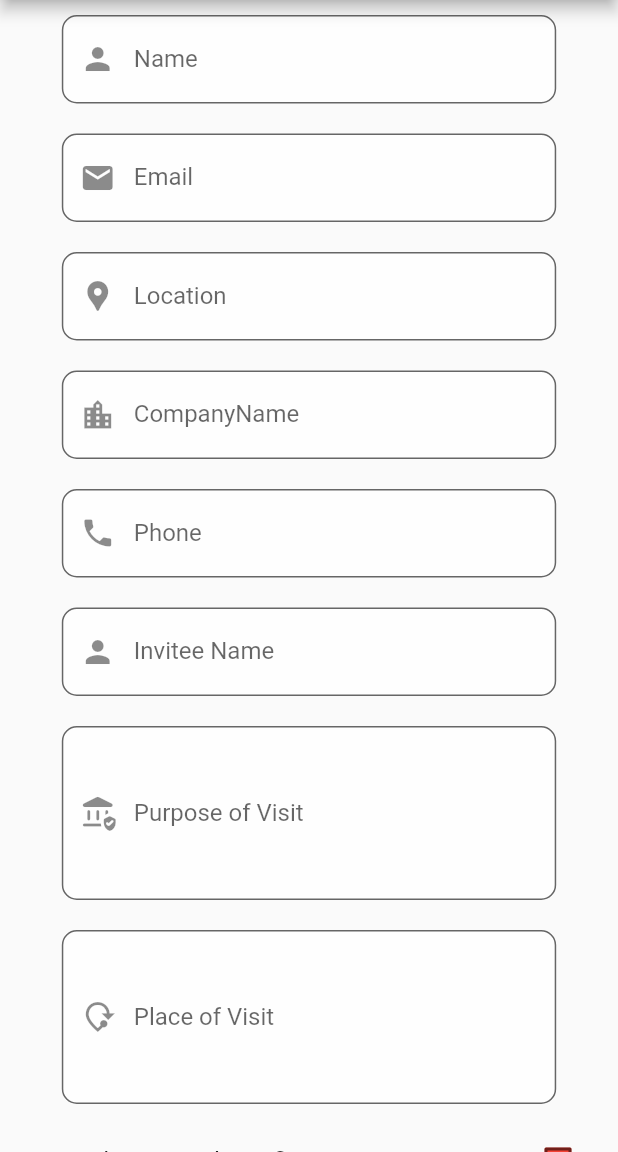
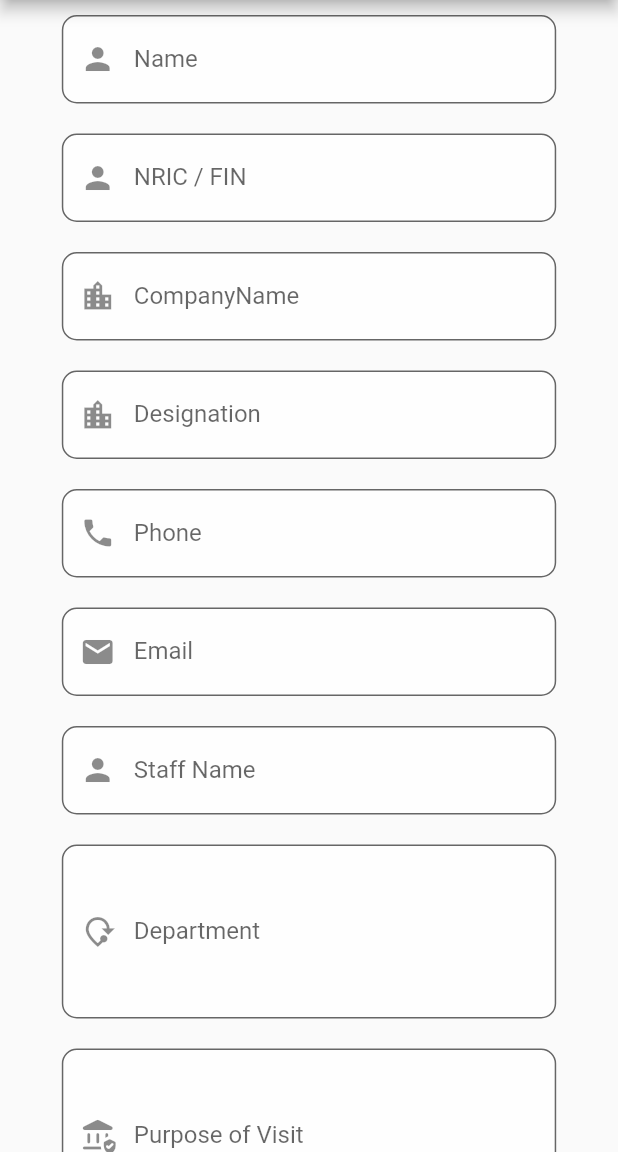
Before and after one commit to rajeshsankaravadivell/pocregistrationform, a Flutter app: the RegistrationPage screen opened directly, on a phone screen of 412 x 824 dp, the part 84-1236 px from its top. Run offline on Flutter 3.47's test engine with Material 2 defaults, Android fonts, the phone set to English and light mode, and no system bars; our stand-ins replace cloud_firestore, easy_splash_screen, firebase_core, qr_flutter; missing offline and left inert: qr_code_scanner; accounts and stored records are empty; network calls fail.

Commit message:
last commit

```diff
--- a/lib/registrationpage.dart
+++ b/lib/registrationpage.dart
@@ -1,8 +1,9 @@
 import 'package:cloud_firestore/cloud_firestore.dart';
 import 'package:flutter/material.dart';
+import 'package:flutter/services.dart';
+import 'package:pocregistrationform/profile.dart';
 import 'package:pocregistrationform/qrview.dart';
 import 'package:qr_flutter/qr_flutter.dart';
-
 
 class RegistrationPage extends StatefulWidget {
   const RegistrationPage({Key? key}) : super(key: key);
@@ -13,34 +14,47 @@ class RegistrationPage extends StatefulWidget {
 
 class _RegistrationPageState extends State<RegistrationPage> {
   TextEditingController nameController = TextEditingController();
+  TextEditingController nricFin = TextEditingController();
   TextEditingController companyNameController = TextEditingController();
+  TextEditingController designation = TextEditingController();
+  TextEditingController phoneController = TextEditingController();
+  TextEditingController emailController = TextEditingController();
+  TextEditingController persontovisit = TextEditingController();
+  TextEditingController placeofvisit = TextEditingController();
+  TextEditingController purposeofvisit = TextEditingController();
+  TextEditingController emergencyPhoneController = TextEditingController();
+  TextEditingController inTime = TextEditingController();
 
-  TextEditingController phoneController = TextEditingController();
+  @override
+  void initState() {
+    inTime.text = DateTime.now().toString();
+    // TODO: implement initState
+    super.initState();
+  }
 
-  TextEditingController emailController = TextEditingController();
-  TextEditingController locationController = TextEditingController();
-  TextEditingController placeofvisit= TextEditingController();
-  TextEditingController purposeofvisit = TextEditingController();
-  TextEditingController persontovisit = TextEditingController();
+  // TextEditingController locationController = TextEditingController();
 
-  final _formKey = GlobalKey<FormState>();
+  final GlobalKey<FormState> _formKey = GlobalKey<FormState>();
 
   CollectionReference users = FirebaseFirestore.instance.collection('Visitors');
   bool isChecked = false;
+  bool termsConditons = false;
+  bool approved = false;
 
   Future<void> addVisitor(dynamic myData) {
     // Call the user's CollectionReference to add a new user
-    return users.doc(phoneController.text).set(myData)
-        .then((value) {
-
-          if(isChecked==false){
-
-            ScaffoldMessenger.of(context).showSnackBar(SnackBar(content: Text('You will not allowed to visit without Covid certificate'),duration: Duration(seconds: 3),backgroundColor: Colors.red,));
-
-          }else{
+    return users.doc(phoneController.text).set(myData).then((value) {
+      if (isChecked == false || termsConditons == false || approved == false) {
+        ScaffoldMessenger.of(context).showSnackBar(const SnackBar(
+          content:
+              Text('You will not allowed to visit without Covid certificate '),
+          duration: Duration(seconds: 3),
+          backgroundColor: Colors.red,
+        ));
+      } else {
         showDialog<String>(
           context: context,
-              builder: (BuildContext context ) => AlertDialog(
+          builder: (BuildContext context) => AlertDialog(
             title: const Text('Please verify your QR code'),
             content: SizedBox(
               height: 300,
@@ -48,24 +62,9 @@ class _RegistrationPageState extends State<RegistrationPage> {
               child: Card(
                 child: Center(
                   child: QrImageView(
-
-
-                        data: nameController.text
-
-
-
-
-                        ,
-
-
-
-
+                    data: nameController.text,
                   ),
                 ),
-
-
-
-
               ),
             ),
             actions: <Widget>[
@@ -81,12 +80,7 @@ class _RegistrationPageState extends State<RegistrationPage> {
           ),
         );
       }
-
-    }
-
-
-    )
-        .catchError((error) => ScaffoldMessenger.of(context).showSnackBar(
+    }).catchError((error) => ScaffoldMessenger.of(context).showSnackBar(
           const SnackBar(content: Text('Failed to save data')),
         ));
   }
@@ -104,40 +98,33 @@ class _RegistrationPageState extends State<RegistrationPage> {
       }
       return Colors.red;
     }
+
     return Scaffold(
       appBar: AppBar(
         centerTitle: true,
-        title: Text('Registration'),
+        title: const Text('Registration'),
         actions: [
-          IconButton(onPressed: (){
-
+          IconButton(
+              onPressed: () {
                 Navigator.push(
                   context,
                   MaterialPageRoute(builder: (context) => const QRviewpage()),
                 );
-
-
-          }, icon: Icon(Icons.document_scanner_outlined))
-
+              },
+              icon: const Icon(Icons.document_scanner_outlined))
         ],
-
       ),
       body: Form(
         key: _formKey,
         child: SingleChildScrollView(
           child: Column(
             children: [
-
-
               // Image.network('https://www.digisailor.com/assets/img/digisailorlogo.png',h),
-
-
-
               CustomTextField(
-                sufficicon: Icon(Icons.person) ,
+                sufficicon: const Icon(Icons.person),
                 validator: (value) {
                   if (value == null || value.isEmpty) {
-                    return 'Please enter some text';
+                    return 'Please enter your name';
                   }
                   return null;
                 },
@@ -146,57 +133,76 @@ class _RegistrationPageState extends State<RegistrationPage> {
                 controller: nameController,
               ),
               CustomTextField(
-                sufficicon: Icon(Icons.mail) ,
+                sufficicon: const Icon(Icons.person),
+                validator: (value) {
+                  if (value == null || value.isEmpty) {
+                    return 'Please enter your name';
+                  }
+                  return null;
+                },
+                hintext: 'Enter Your NRIC / FIN',
+                label: 'NRIC / FIN',
+                controller: nricFin,
+              ),
+              CustomTextField(
+                sufficicon: const Icon(Icons.location_city_outlined),
+                label: 'CompanyName',
+                hintext: 'Enter Your organisation',
+                controller: companyNameController,
+              ),
+              CustomTextField(
+                sufficicon: const Icon(Icons.location_city_outlined),
+                label: 'Designation',
+                hintext: 'Enter Your Designation',
+                controller: designation,
+              ),
+              CustomTextField(
+                inputFormatters: [LengthLimitingTextInputFormatter(10)],
+                sufficicon: const Icon(Icons.phone),
+                validator: (value) {
+                  if (value == null || value.isEmpty) {
+                    return 'Please enter Your Phone number';
+                  }
+                  return null;
+                },
+                label: 'Phone',
+                hintext: '+91 ',
+                controller: phoneController,
+              ),
+              CustomTextField(
+                sufficicon: const Icon(Icons.mail),
                 label: 'Email',
                 hintext: 'name@gmail.com',
                 controller: emailController,
               ),
               CustomTextField(
-                sufficicon: Icon(Icons.location_pin) ,
+                maxlength: 1,
+                sufficicon: const Icon(Icons.person),
                 validator: (value) {
                   if (value == null || value.isEmpty) {
-                    return 'Please enter some text';
+                    return 'Please enter the Invitee Staff name';
                   }
                   return null;
                 },
-                label: 'Location',
-                hintext: 'Enter Your Location',
-                controller: locationController,
+                label: 'Staff Name',
+                hintext: 'Enter the Invitee Staff name',
+                controller: persontovisit,
               ),
               CustomTextField(
-                sufficicon: Icon(Icons.location_city_outlined) ,
-                label: 'CompanyName',
-                hintext: 'Enter Your organisation',
-                controller: companyNameController,
-              ),
-              CustomTextField(
-                sufficicon: Icon(Icons.phone) ,
+                  maxlength: 4,
+                  sufficicon: const Icon(Icons.mode_of_travel),
                   validator: (value) {
                     if (value == null || value.isEmpty) {
-                    return 'Please enter some text';
+                      return 'Please enter visting Department';
                     }
                     return null;
                   },
-                label: 'Phone',
-                hintext: '+9182633463',
-                controller: phoneController,
-              ),
-              CustomTextField(
-                maxlength: 1,
-                sufficicon: Icon(Icons.person) ,
-                validator: (value) {
-                  if (value == null || value.isEmpty) {
-                    return 'Please enter the Name';
-                  }
-                  return null;
-                },
-                label: 'Invitee Name',
-                hintext: 'Enter the Invitee name',
-                controller:persontovisit,
-              ),
+                  label: 'Department',
+                  hintext: 'Enter the visiting Department',
+                  controller: placeofvisit),
               CustomTextField(
                   maxlength: 4,
-                sufficicon: Icon(Icons.assured_workload_rounded) ,
+                  sufficicon: const Icon(Icons.assured_workload_rounded),
                   validator: (value) {
                     if (value == null || value.isEmpty) {
                       return 'Please enter some text';
@@ -205,27 +211,43 @@ class _RegistrationPageState extends State<RegistrationPage> {
                   },
                   label: 'Purpose of Visit',
                   hintext: 'Enter the purpose',
-                controller: purposeofvisit
-              ),
+                  controller: purposeofvisit),
               CustomTextField(
-                maxlength: 4,
-                sufficicon: Icon(Icons.mode_of_travel) ,
-                validator: (value) {
-                  if (value == null || value.isEmpty) {
-                    return 'Please enter the place address';
-                  }
-                  return null;
-                },
-                label: 'Place of Visit',
-                hintext: 'Enter the Address',
-                controller: placeofvisit,
+                maxlength: 1,
+                sufficicon: const Icon(Icons.person),
+                // validator: (value) {
+                //   if (value == null || value.isEmpty) {
+                //     return 'Please enter the Invitee Staff name';
+                //   }
+                //   return null;
+                // },
+                label: 'Emergency Contact No',
+                hintext: 'Enter the Emergency Contact No',
+                controller: emergencyPhoneController,
               ),
               Center(
                 child: SizedBox(
                   width: 800,
                   child: ListTile(
-
-                    title: Text('Do you have Covid certificate'),
+                    title: const Text('Terms & Conditions'),
+                    trailing: Checkbox(
+                      checkColor: Colors.white,
+                      fillColor: MaterialStateProperty.resolveWith(getColor),
+                      value: termsConditons,
+                      onChanged: (bool? value) {
+                        setState(() {
+                          termsConditons = value!;
+                        });
+                      },
+                    ),
+                  ),
+                ),
+              ),
+              Center(
+                child: SizedBox(
+                  width: 800,
+                  child: ListTile(
+                    title: const Text('Do you have Covid certificate'),
                     trailing: Checkbox(
                       checkColor: Colors.white,
                       fillColor: MaterialStateProperty.resolveWith(getColor),
@@ -233,17 +255,33 @@ class _RegistrationPageState extends State<RegistrationPage> {
                       onChanged: (bool? value) {
                         setState(() {
                           isChecked = value!;
-
                         });
                       },
-                  ),),
+                    ),
+                  ),
+                ),
+              ),
+              Center(
+                child: SizedBox(
+                  width: 800,
+                  child: ListTile(
+                    title: const Text('Approve this Conditions'),
+                    trailing: Checkbox(
+                      checkColor: Colors.white,
+                      fillColor: MaterialStateProperty.resolveWith(getColor),
+                      value: approved,
+                      onChanged: (bool? value) {
+                        setState(() {
+                          approved = value!;
+                        });
+                      },
+                    ),
+                  ),
                 ),
               ),
               ElevatedButton(
-
                   style: ButtonStyle(
-                  backgroundColor: MaterialStateProperty.all(Colors.green)
-                ),
+                      backgroundColor: MaterialStateProperty.all(Colors.green)),
                   onPressed: () async {
                     // Validate returns true if the form is valid, or false otherwise.
                     if (_formKey.currentState!.validate()) {
@@ -255,46 +293,56 @@ class _RegistrationPageState extends State<RegistrationPage> {
 
                       await addVisitor({
                         "Name": nameController.text,
+                        "nricFin": nricFin.text,
+                        "CompanyName": companyNameController.text,
+                        "designation": designation.text,
+                        "Phone": phoneController.text,
                         "Email": emailController.text,
-                        "Phone": phoneController.text,
-                        "CompanyName": companyNameController.text,
-                        "Location": locationController.text,
-                          "purpose":purposeofvisit.text,
-                   "placetovisit":placeofvisit.text,
-                   "persontovisit":persontovisit.text,
-                   "isHave-covidcertificate":isChecked,
+                        // "Location": locationController.text,
+                        "persontovisit": persontovisit.text,
+                        "placetovisit": placeofvisit.text,
+                        "purpose": purposeofvisit.text,
+                        "inTime": inTime.text,
+                        "emergencyContact": emergencyPhoneController.text,
+                        "isHave-covidcertificate": isChecked,
+                      }).whenComplete(() {
+                        Navigator.push(
+                            context,
+                            MaterialPageRoute(
+                                builder: (context) => Profile(
+                                      name: nameController.text,
+                                      nricFin: nricFin.text,
+                                      companyName: companyNameController.text,
+                                      designation: designation.text,
+                                      phone: phoneController.text,
+                                      person: persontovisit.text,
+                                      place: placeofvisit.text,
+                                      purpose: purposeofvisit.text,
+                                      inTime: inTime.text,
+                                    )));
                       });
-                      //
-                      // Navigator.pop(
-                      //     context,
-                      //     MaterialPageRoute(
-                      //         builder: (context) => QRPage(
-                      //               profile: {
-                      //                 "Name": nameController.text,
-                      //                 "Email": emailController.text,
-                      //                 "Phone": phoneController.text,
-                      //                 "CompanyName": companyNameController.text,
-                      //                 "Location": locationController.text,
-                      //               },
-                      //             )));
-
-
-
-
                     }
                   },
-                  child: Padding(
-                    padding: const EdgeInsets.all(8.0),
-                    child: Text('Submit',style: TextStyle(color: Colors.black),),
+                  child: const Padding(
+                    padding: EdgeInsets.all(8.0),
+                    child: Text(
+                      'Submit',
+                      style: TextStyle(color: Colors.black),
+                    ),
                   )),
 
-
-              Padding(
-                padding: const EdgeInsets.only(top: 20,),
+              const Padding(
+                padding: EdgeInsets.only(
+                  top: 20,
+                ),
                 child: Text('Powered by '),
               ),
 
-              Image.network('https://www.digisailor.com/assets/img/digisailorlogo.png',height: 100,width: 100,),
+              Image.network(
+                'https://www.digisailor.com/assets/img/digisailorlogo.png',
+                height: 100,
+                width: 100,
+              ),
             ],
           ),
         ),
@@ -309,7 +357,10 @@ class CustomTextField extends StatelessWidget {
       required this.label,
       required this.hintext,
       this.controller,
-      this.validator, this.sufficicon, this.maxlength})
+      this.validator,
+      this.sufficicon,
+      this.maxlength,
+      this.inputFormatters})
       : super(key: key);
 
   final String label;
@@ -318,17 +369,20 @@ class CustomTextField extends StatelessWidget {
   final String? Function(String?)? validator;
   final Widget? sufficicon;
   final int? maxlength;
+  final List<TextInputFormatter>? inputFormatters;
 
   @override
   Widget build(BuildContext context) {
     return Padding(
-      padding:  EdgeInsets.symmetric(horizontal: MediaQuery.of(context).size.width*0.10,vertical: 10),
+      padding: EdgeInsets.symmetric(
+          horizontal: MediaQuery.of(context).size.width * 0.10, vertical: 10),
       child: TextFormField(
+        inputFormatters: inputFormatters,
         maxLines: maxlength,
         validator: validator,
         controller: controller,
         decoration: InputDecoration(
-          prefixIcon:sufficicon ,
+            prefixIcon: sufficicon,
             label: Text(label),
             border: OutlineInputBorder(
               borderRadius: BorderRadius.circular(10.0),
--- a/pubspec.yaml
+++ b/pubspec.yaml
@@ -40,6 +40,7 @@ dependencies:
   qr_flutter: ^4.1.0
   easy_splash_screen: ^1.0.4
   qr_code_scanner: ^1.0.1
+  intl: ^0.18.1
 
 dev_dependencies:
   flutter_test:
@@ -64,8 +65,8 @@ flutter:
   uses-material-design: true
 
   # To add assets to your application, add an assets section, like this:
-  # assets:
-  #   - images/a_dot_burr.jpeg
+  assets:
+    - assets/
   #   - images/a_dot_ham.jpeg
 
   # An image asset can refer to one or more resolution-specific "variants", see
```
Also changed, not shown: lib/main.dart (+18 -16 lines), lib/profile.dart (added, +60 -0 lines), lib/qrpage.dart (+2 -35 lines), lib/qrview.dart (+9 -63 lines), assets/logo.jpeg (added), assets/thumps.png (added), pubspec.lock. Lines whose indentation alone changed are shown as unchanged.
